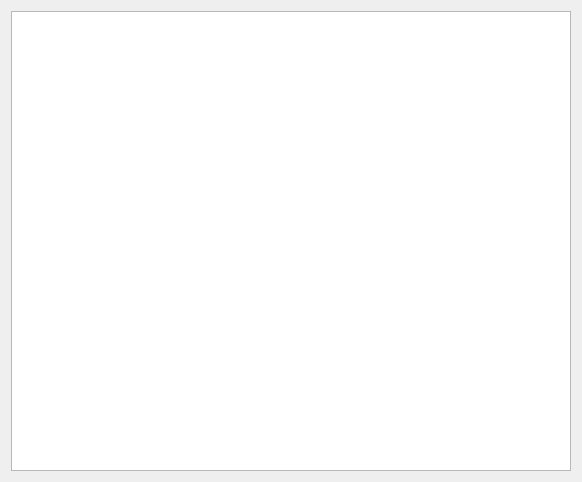
Qt form HsAnalysis.ui (Ying3141/yizumi-monitor) before a commit.
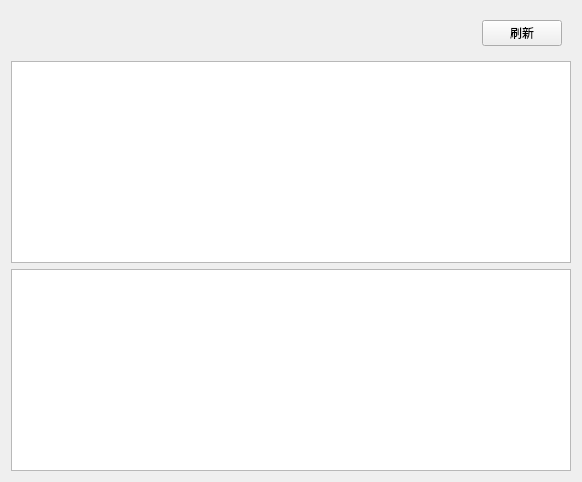
The same form after that commit.

Diff of the .ui file:
```diff
--- a/HsAnalysis.ui
+++ b/HsAnalysis.ui
@@ -14,9 +14,48 @@
    <string>Form</string>
   </property>
   <layout class="QVBoxLayout" name="verticalLayout">
+   <item>
+    <widget class="QWidget" name="widget" native="true">
+     <layout class="QHBoxLayout" name="horizontalLayout">
+      <item>
+       <spacer name="horizontalSpacer">
+        <property name="orientation">
+         <enum>Qt::Horizontal</enum>
+        </property>
+        <property name="sizeHint" stdset="0">
+         <size>
+          <width>732</width>
+          <height>20</height>
+         </size>
+        </property>
+       </spacer>
+      </item>
+      <item>
+       <widget class="QLabel" name="Time">
+        <property name="text">
+         <string/>
+        </property>
+       </widget>
+      </item>
+      <item>
+       <widget class="QPushButton" name="pushButton">
+        <property name="text">
+         <string>刷新</string>
+        </property>
+        <property name="checkable">
+         <bool>false</bool>
+        </property>
+       </widget>
+      </item>
+     </layout>
+    </widget>
+   </item>
    <item>
     <widget class="QTableWidget" name="tableWidget"/>
    </item>
+   <item>
+    <widget class="QTableWidget" name="qualityindex"/>
+   </item>
   </layout>
  </widget>
  <resources/>
```
